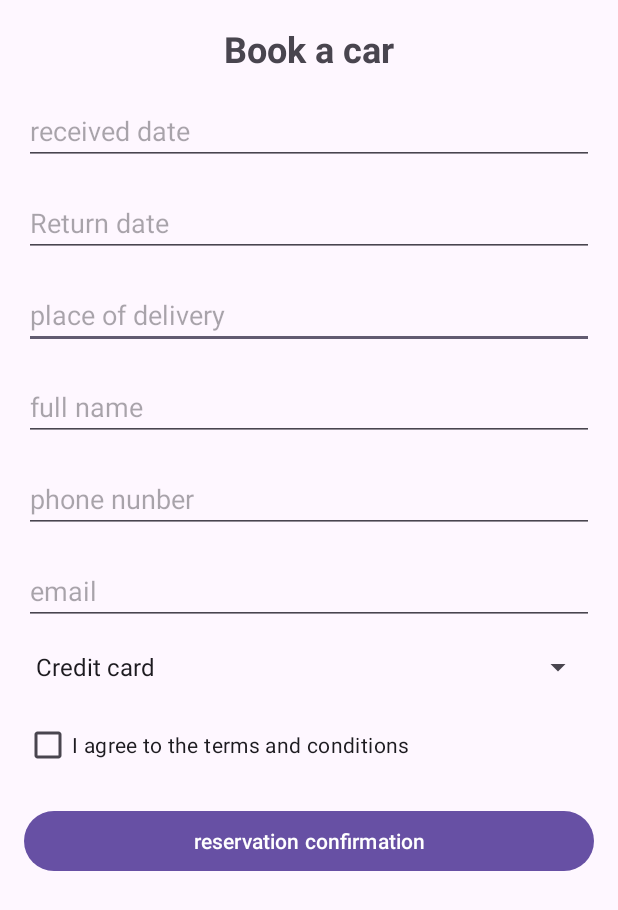
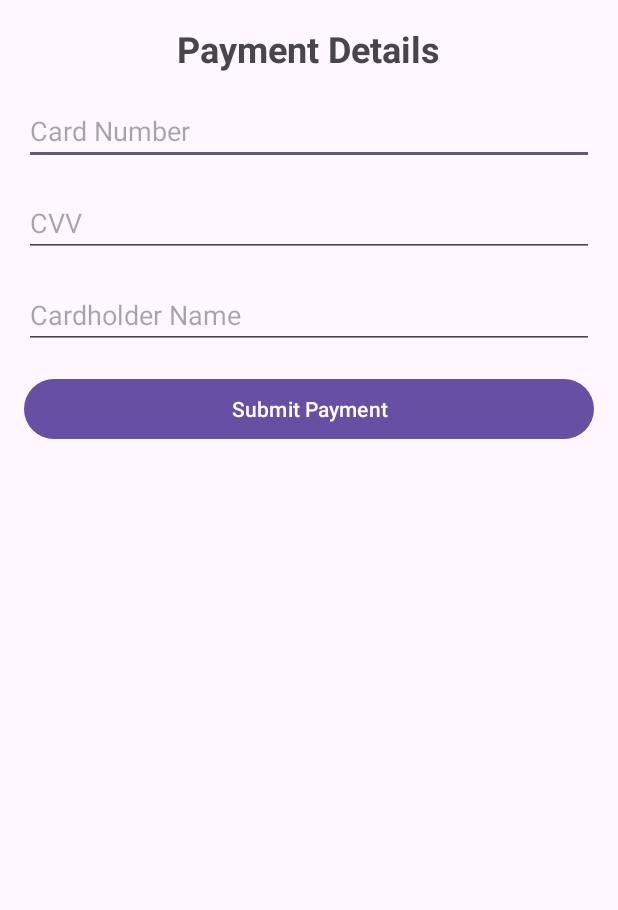
Before and after one commit to shomanabd/Mobile_carRent, an Android app: the ConfirmReservation screen opened directly, with no data from a screen before it, on a phone screen of 412 x 824 dp. Shown: the top 910 px of the screen. Run offline under Robolectric (Android 15) with nearby library versions, the phone set to English and light mode, and no system bars; our stand-ins replace Volley.

Commit message:
6/12/2024

```diff
--- a/app/src/main/java/com/example/mobile_carrent/ConfirmReservation.java
+++ b/app/src/main/java/com/example/mobile_carrent/ConfirmReservation.java
@@ -1,61 +1,86 @@
 package com.example.mobile_carrent;
 
 import android.app.DatePickerDialog;
+import android.content.Intent;
 import android.os.Bundle;
+import android.util.Log;
 import android.view.View;
 import android.widget.Button;
-import android.widget.CheckBox;
-import android.widget.DatePicker;
 import android.widget.EditText;
 import android.widget.Toast;
 
 import androidx.appcompat.app.AppCompatActivity;
+import androidx.recyclerview.widget.LinearLayoutManager;
+
+import com.android.volley.Request;
+import com.android.volley.toolbox.StringRequest;
+import com.android.volley.toolbox.Volley;
+
+import org.json.JSONArray;
+import org.json.JSONObject;
 
 import java.util.Calendar;
 
 public class ConfirmReservation extends AppCompatActivity {
 
-    private EditText editTextPickupDate, editTextReturnDate;
+    private EditText editTextCardNumber, editTextCVV, editTextCardholderName;
     private Calendar calendar;
+    private String userName, startDate, endDate;
+    private int carID;
+    private String baseUrl = "http://192.168.88.3/mobile/CarRent/insert.php?Car_ID=";
 
     @Override
     protected void onCreate(Bundle savedInstanceState) {
         super.onCreate(savedInstanceState);
         setContentView(R.layout.activity_confirm_reservation);
 
+        // Initialize views
+        editTextCardNumber = findViewById(R.id.editText_card_number);
+        editTextCVV = findViewById(R.id.editText_cvv);
+        editTextCardholderName = findViewById(R.id.editText_cardholder_name);
+        Button buttonSubmit = findViewById(R.id.button_submit); // Assuming this button is meant to submit the payment
 
-        editTextPickupDate = findViewById(R.id.editText_pickup_date);
-        editTextReturnDate = findViewById(R.id.editText_return_date);
-        EditText editTextPickupLocation = findViewById(R.id.editText_pickup_location);
-        EditText editTextFullName = findViewById(R.id.editText_full_name);
-        EditText editTextPhone = findViewById(R.id.editText_phone);
-        EditText editTextEmail = findViewById(R.id.editText_email);
-        CheckBox checkBoxTerms = findViewById(R.id.checkBox_terms);
-        Button buttonConfirm = findViewById(R.id.button_confirm);
+        // Retrieve the data passed from the previous activity
+        Intent intent = getIntent();
+        carID = intent.getIntExtra("Car_ID", -1);
+        userName = intent.getStringExtra("userName");
+        startDate = intent.getStringExtra("startDate");
+        endDate = intent.getStringExtra("endDate");
 
-        calendar = Calendar.getInstance();
 
-        editTextPickupDate.setOnClickListener(new View.OnClickListener() {
-            @Override
-            public void onClick(View v) {
-                showDatePickerDialog(editTextPickupDate);
-            }
-        });
 
-        editTextReturnDate.setOnClickListener(new View.OnClickListener() {
-            @Override
-            public void onClick(View v) {
-                showDatePickerDialog(editTextReturnDate);
-            }
-        });
 
-        buttonConfirm.setOnClickListener(new View.OnClickListener() {
-            @Override
-            public void onClick(View v) {
-                if (validateInputs(editTextFullName, editTextPhone, editTextEmail, checkBoxTerms)) {
+        buttonSubmit.setOnClickListener(v -> {
+            // Validate input fields
+            if (validateInputs()) {
 
-                    Toast.makeText(ConfirmReservation.this, "Your reservation has been confirmed successfully", Toast.LENGTH_SHORT).show();
-                }
+
+                String requestUrl = baseUrl + carID + "&userName=" + userName + "&startDate=" + startDate+"&endDate="+endDate ;
+
+                Log.e("url",requestUrl);
+                StringRequest stringRequest = new StringRequest(Request.Method.GET, requestUrl,
+                        response -> {
+
+                            try {
+                                Log.e("responce",response.toString());
+                                if("New record created successfully".equals(response.toString())){
+
+
+                                    Toast.makeText(this, "Your payment has been submitted successfully and reservation confirmed", Toast.LENGTH_SHORT).show();
+                                }
+
+
+
+                            } catch (Exception e) {
+                                e.printStackTrace();
+                            }
+
+
+                        },
+
+
+                        error -> Toast.makeText(this, error.toString(), Toast.LENGTH_LONG).show());
+                Volley.newRequestQueue(ConfirmReservation.this).add(stringRequest);
             }
         });
     }
@@ -63,12 +88,7 @@ public class ConfirmReservation extends AppCompatActivity {
     private void showDatePickerDialog(final EditText editText) {
         DatePickerDialog datePickerDialog = new DatePickerDialog(
                 ConfirmReservation.this,
-                new DatePickerDialog.OnDateSetListener() {
-                    @Override
-                    public void onDateSet(DatePicker view, int year, int month, int dayOfMonth) {
-                        editText.setText(dayOfMonth + "/" + (month + 1) + "/" + year);
-                    }
-                },
+                (view, year, month, dayOfMonth) -> editText.setText(year + "-" + (month + 1) + "-" + dayOfMonth),
                 calendar.get(Calendar.YEAR),
                 calendar.get(Calendar.MONTH),
                 calendar.get(Calendar.DAY_OF_MONTH)
@@ -76,21 +96,19 @@ public class ConfirmReservation extends AppCompatActivity {
         datePickerDialog.show();
     }
 
-    private boolean validateInputs(EditText fullName, EditText phone, EditText email, CheckBox terms) {
-        if (fullName.getText().toString().isEmpty()) {
-            fullName.setError("insert full name");
+    private boolean validateInputs() {
+        // Validate each input field
+        if (editTextCardNumber.getText().toString().isEmpty()) {
+            editTextCardNumber.setError("Card Number is required");
             return false;
         }
-        if (phone.getText().toString().isEmpty()) {
-            phone.setError("insert phone number");
+
+        if (editTextCVV.getText().toString().isEmpty()) {
+            editTextCVV.setError("CVV is required");
             return false;
         }
-        if (email.getText().toString().isEmpty()) {
-            email.setError("insert your email ");
-            return false;
-        }
-        if (!terms.isChecked()) {
-            Toast.makeText(this, "Please agree to the terms and conditions", Toast.LENGTH_SHORT).show();
+        if (editTextCardholderName.getText().toString().isEmpty()) {
+            editTextCardholderName.setError("Cardholder Name is required");
             return false;
         }
         return true;
--- a/app/src/main/java/com/example/mobile_carrent/singUp.java
+++ b/app/src/main/java/com/example/mobile_carrent/singUp.java
@@ -28,7 +28,7 @@ import java.util.Map;
 public class singUp extends AppCompatActivity {
     private TextView txtFullName, txtUserName, txtEmail, txtPhone, txtPass;
     private Button btnBack, btnEnter;
-    String url = "http://192.168.56.1/mobile/CarRent/singUp.php";
+    String url = "http://192.168.88.3/mobile/CarRent/singUp.php";
     RequestQueue queue;
 
     @Override
--- a/app/src/main/res/layout/activity_confirm_reservation.xml
+++ b/app/src/main/res/layout/activity_confirm_reservation.xml
@@ -12,80 +12,41 @@
         <TextView
             android:layout_width="wrap_content"
             android:layout_height="wrap_content"
-            android:text="Book a car"
+            android:text="Payment Details"
             android:textSize="24sp"
             android:textStyle="bold"
             android:gravity="center"
             android:layout_gravity="center"/>
 
         <EditText
-            android:id="@+id/editText_pickup_date"
+            android:id="@+id/editText_card_number"
             android:layout_width="match_parent"
             android:layout_height="wrap_content"
             android:layout_marginTop="16dp"
-            android:hint="received date"
-            android:focusable="false"/>
+            android:hint="Card Number"/>
+
 
 
         <EditText
-            android:id="@+id/editText_return_date"
+            android:id="@+id/editText_cvv"
             android:layout_width="match_parent"
             android:layout_height="wrap_content"
             android:layout_marginTop="16dp"
-            android:hint="Return date"
-            android:focusable="false"/>
+            android:hint="CVV"/>
 
         <EditText
-            android:id="@+id/editText_pickup_location"
+            android:id="@+id/editText_cardholder_name"
             android:layout_width="match_parent"
             android:layout_height="wrap_content"
             android:layout_marginTop="16dp"
-            android:hint="place of delivery"/>
+            android:hint="Cardholder Name"/>
 
-
-        <EditText
-            android:id="@+id/editText_full_name"
+        <Button
+            android:id="@+id/button_submit"
             android:layout_width="match_parent"
             android:layout_height="wrap_content"
             android:layout_marginTop="16dp"
-            android:hint="full name"/>
-
-        <EditText
-            android:id="@+id/editText_phone"
-            android:layout_width="match_parent"
-            android:layout_height="wrap_content"
-            android:layout_marginTop="16dp"
-            android:hint="phone nunber"/>
-
-        <EditText
-            android:id="@+id/editText_email"
-            android:layout_width="match_parent"
-            android:layout_height="wrap_content"
-            android:layout_marginTop="16dp"
-            android:hint="email"/>
-
-
-        <Spinner
-            android:id="@+id/spinner_payment_method"
-            android:layout_width="match_parent"
-            android:layout_height="wrap_content"
-            android:layout_marginTop="16dp"
-            android:entries="@array/payment_methods_array"/>
-
-
-        <CheckBox
-            android:id="@+id/checkBox_terms"
-            android:layout_width="wrap_content"
-            android:layout_height="wrap_content"
-            android:layout_marginTop="16dp"
-            android:text="I agree to the terms and conditions"/>
-
-        <Button
-            android:id="@+id/button_confirm"
-            android:layout_width="match_parent"
-            android:layout_height="wrap_content"
-            android:layout_marginTop="16dp"
-            android:text="reservation confirmation"/>
+            android:text="Submit Payment"/>
 
     </LinearLayout>
 </ScrollView>
--- a/app/src/main/res/layout/recycle_view_row.xml
+++ b/app/src/main/res/layout/recycle_view_row.xml
@@ -17,8 +17,8 @@
         app:layout_constraintTop_toTopOf="parent">
 
         <androidx.constraintlayout.widget.ConstraintLayout
-            android:layout_width="match_parent"
-            android:layout_height="210dp"
+            android:layout_width="411dp"
+            android:layout_height="match_parent"
             android:background="#CDCDCD"
             android:padding="16dp">
 
@@ -58,7 +58,7 @@
                 app:layout_constraintHorizontal_bias="1.0"
                 app:layout_constraintStart_toStartOf="parent"
                 app:layout_constraintTop_toBottomOf="@id/carDetailsTextView"
-                />
+                app:layout_constraintVertical_bias="0.0" />
 
             <ImageView
                 android:id="@+id/passengerIconImageView"
```
Also changed, not shown: app/src/main/java/com/example/mobile_carrent/CarModel.java (+14 -1 lines), app/src/main/java/com/example/mobile_carrent/RecyclerView.java (+41 -42 lines), app/src/main/java/com/example/mobile_carrent/RecyclerViewAdapter.java (+37 -33 lines), app/src/main/java/com/example/mobile_carrent/loggin.java (+6 -1 lines), 107 other files.
